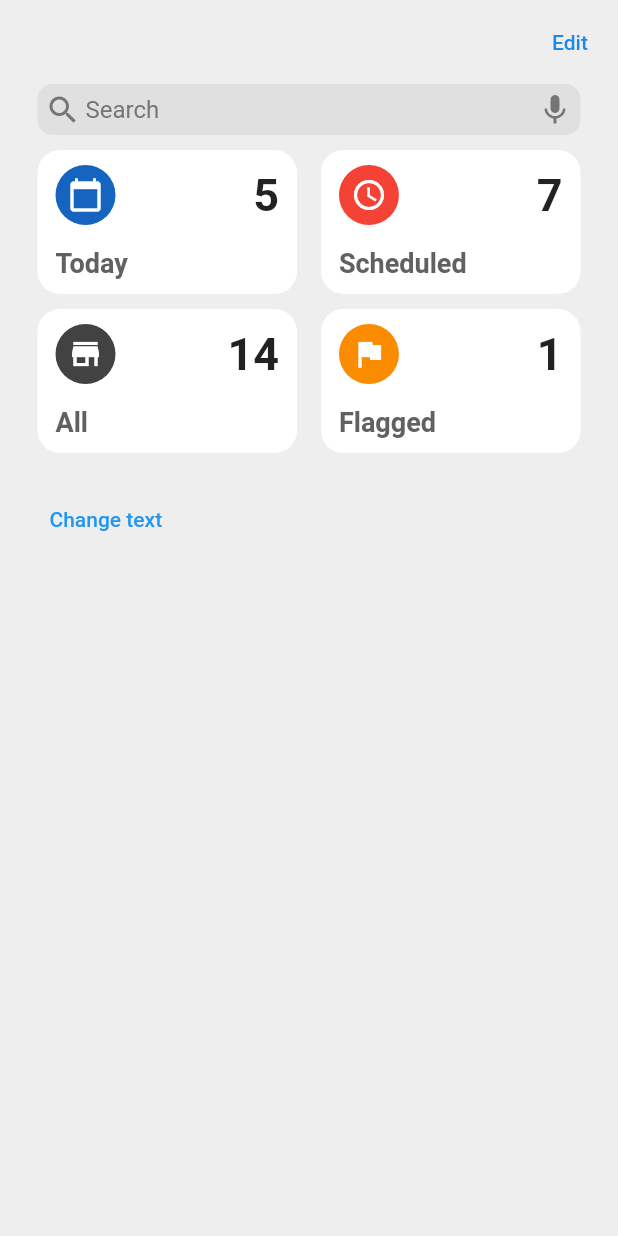
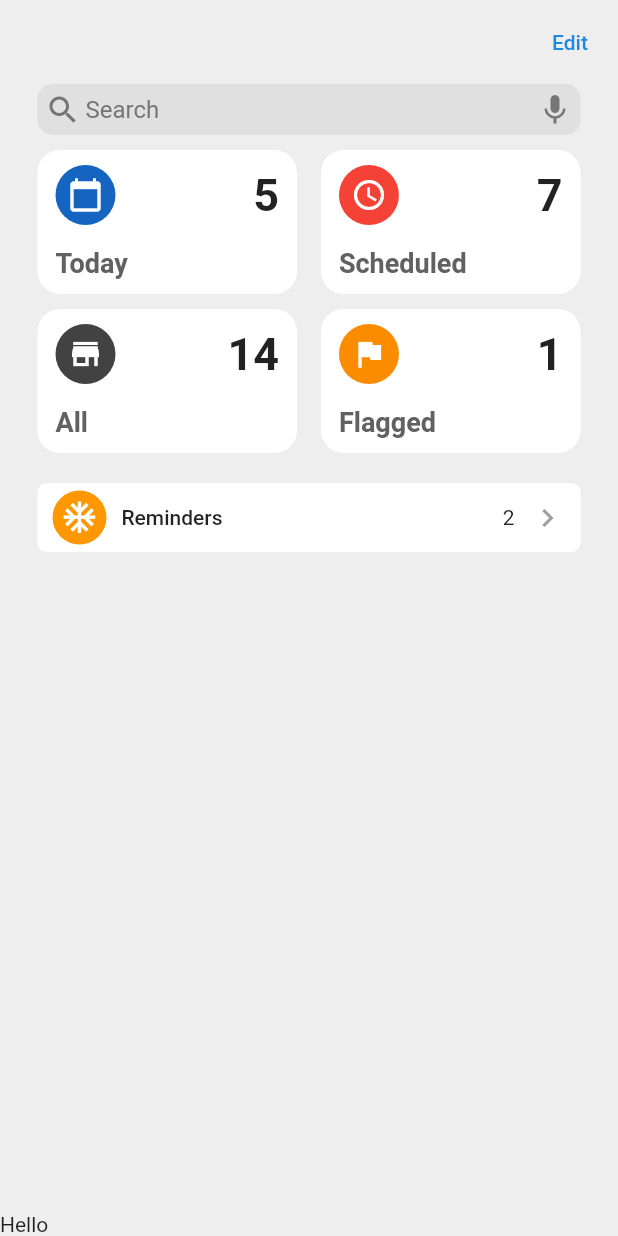
Before and after one commit to davidjhoseph/reminders_app, a Flutter app: the screen it shows after launch, on a phone screen of 412 x 824 dp. Run offline on Flutter 3.47's test engine with Material 2 defaults, Android fonts, the phone set to English and light mode, and no system bars; our stand-ins replace flutter_riverpod, get.

Commit message:
minor changes

```diff
--- a/lib/Models/SingleList.dart
+++ b/lib/Models/SingleList.dart
@@ -3,5 +3,7 @@ import 'package:flutter/material.dart';
 class SingleList {
   IconData icon;
   Color color;
-  SingleList({this.color, this.icon});
+  String title;
+  List reminders;
+  SingleList({this.color, this.icon, this.title, this.reminders});
 }
--- a/lib/provider/ListProvider.dart
+++ b/lib/provider/ListProvider.dart
@@ -3,7 +3,12 @@ import 'package:reminder_app/Models/SingleList.dart';
 
 class ListProvider extends ChangeNotifier {
   List<SingleList> _lists = [
-    SingleList(color: Colors.orange[500], icon: Icons.ac_unit)
+    SingleList(
+      color: Colors.orange[500],
+      icon: Icons.ac_unit,
+      title: "Reminders",
+      reminders: ["Hello", "World"],
+    ),
   ];
   String _greet = "Salo";
   List<SingleList> get lists {
--- a/lib/screens/HomeScreen.dart
+++ b/lib/screens/HomeScreen.dart
@@ -2,6 +2,7 @@ import 'package:flutter/material.dart';
 import 'package:flutter_riverpod/flutter_riverpod.dart';
 import 'package:reminder_app/provider/ListProvider.dart';
 import 'package:reminder_app/screens/ScheduledScreen.dart';
+import 'package:reminder_app/widgets/ReminderList.dart';
 import 'package:reminder_app/widgets/home_screen/MenuBox.dart';
 
 final listsProvider = ChangeNotifierProvider((ref) => ListProvider());
@@ -24,7 +25,10 @@ class HomeScreen extends StatelessWidget {
           )
         ],
       ),
-      body: SingleChildScrollView(
+      body: Column(
+        children: [
+          Expanded(
+            child: SingleChildScrollView(
               child: SafeArea(
                 child: Padding(
                   padding: const EdgeInsets.symmetric(horizontal: 25),
@@ -122,22 +126,31 @@ class HomeScreen extends StatelessWidget {
                               ? Text("No List Yet")
                               : Column(
                                   children: [
-                              // response.lists.map((e) => ListTile(leading: e.icon,)).toList()
+                                    ...response.lists
+                                        .map(
+                                          (e) => ReminderList(
+                                            color: e.color,
+                                            icon: e.icon,
+                                            title: e.title,
+                                            reminders: e.reminders,
+                                          ),
+                                        )
+                                        .toList(),
                                   ],
                                 );
                         },
                       ),
-                TextButton(
-                  onPressed: () {
-                    context.read(listsProvider).changeGreeting("Bad Girl");
-                  },
-                  child: Text("Change text"),
-                )
                     ],
                   ),
                 ),
               ),
             ),
+          ),
+          Row(
+            children: [Text("Hello")],
+          )
+        ],
+      ),
     );
   }
 }
--- /dev/null
+++ b/lib/widgets/ReminderList.dart
@@ -0,0 +1,42 @@
+import 'package:flutter/material.dart';
+
+class ReminderList extends StatelessWidget {
+  final Color color;
+  final IconData icon;
+  final String title;
+  final List reminders;
+  ReminderList(
+      {@required this.color,
+      @required this.icon,
+      this.reminders,
+      @required this.title});
+  @override
+  Widget build(BuildContext context) {
+    return Container(
+      padding: const EdgeInsets.symmetric(horizontal: 10, vertical: 5),
+      decoration: BoxDecoration(
+          borderRadius: BorderRadius.circular(6), color: Colors.white),
+      child: Row(
+        children: [
+          CircleAvatar(
+              backgroundColor: color,
+              radius: 18,
+              child: Icon(
+                icon,
+                size: 25,
+                color: Colors.white,
+              )),
+          SizedBox(width: 10),
+          Text(
+            title,
+            style: TextStyle(fontWeight: FontWeight.w500),
+          ),
+          Spacer(),
+          reminders.isNotEmpty ? Text(reminders.length.toString()) : SizedBox(),
+          SizedBox(width: 10),
+          Icon(Icons.chevron_right_outlined, color: Colors.grey)
+        ],
+      ),
+    );
+  }
+}
```
Lines whose indentation alone changed are shown as unchanged.
